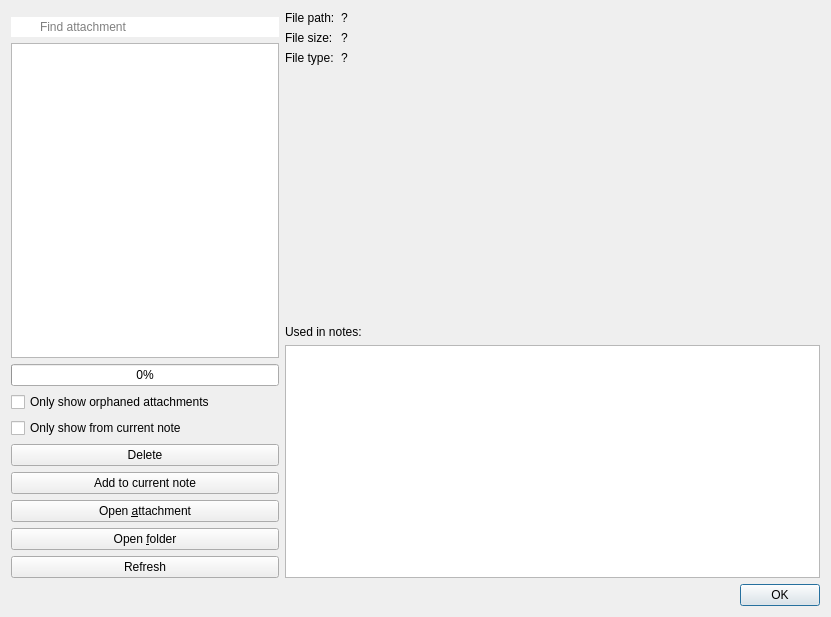
Old version of the form src/dialogs/storedattachmentsdialog.ui in the repository pbek/QOwnNotes.
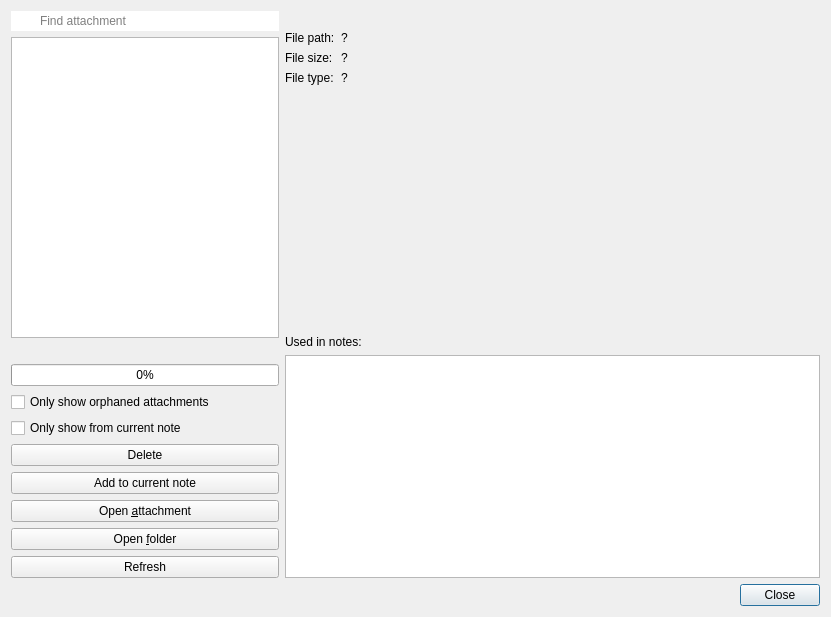
New version of the form. Icons and pictures are not drawn. Custom widgets are drawn as their Qt base class.

Commit message: storedmedia: polish stored images and attachments dialogs

The edit to the form file:
```diff
--- a/src/dialogs/storedattachmentsdialog.ui
+++ b/src/dialogs/storedattachmentsdialog.ui
@@ -41,7 +41,20 @@
       <property name="bottomMargin">
        <number>0</number>
       </property>
-      <item row="4" column="1" colspan="2">
+      <item row="0" column="1" colspan="2">
+       <widget class="QLabel" name="previewHeaderLabel">
+        <property name="text">
+         <string notr="true"/>
+        </property>
+        <property name="textFormat">
+         <enum>Qt::TextFormat::PlainText</enum>
+        </property>
+        <property name="textInteractionFlags">
+         <set>Qt::TextInteractionFlag::TextSelectableByMouse</set>
+        </property>
+       </widget>
+      </item>
+      <item row="5" column="1" colspan="2">
        <widget class="QFrame" name="notesFrame">
         <property name="frameShape">
          <enum>QFrame::Shape::NoFrame</enum>
@@ -96,14 +109,14 @@
         </layout>
        </widget>
       </item>
-      <item row="1" column="1">
+      <item row="2" column="1">
        <widget class="QLabel" name="label_2">
         <property name="text">
          <string>File size:</string>
         </property>
        </widget>
       </item>
-      <item row="2" column="2">
+      <item row="3" column="2">
        <widget class="QLabel" name="typeLabel">
         <property name="text">
          <string notr="true">?</string>
@@ -113,7 +126,7 @@
         </property>
        </widget>
       </item>
-      <item row="1" column="2">
+      <item row="2" column="2">
        <widget class="QLabel" name="sizeLabel">
         <property name="text">
          <string notr="true">?</string>
@@ -123,7 +136,7 @@
         </property>
        </widget>
       </item>
-      <item row="0" column="2">
+      <item row="1" column="2">
        <widget class="QScrollArea" name="scrollArea">
         <property name="sizePolicy">
          <sizepolicy hsizetype="Ignored" vsizetype="Ignored">
@@ -188,14 +201,14 @@
         </widget>
        </widget>
       </item>
-      <item row="2" column="1">
+      <item row="3" column="1">
        <widget class="QLabel" name="label_4">
         <property name="text">
          <string>File type:</string>
         </property>
        </widget>
       </item>
-      <item row="0" column="1">
+      <item row="1" column="1">
        <widget class="QLabel" name="label_3">
         <property name="sizePolicy">
          <sizepolicy hsizetype="Fixed" vsizetype="Preferred">
@@ -208,7 +221,7 @@
         </property>
        </widget>
       </item>
-      <item row="3" column="1" colspan="2">
+      <item row="4" column="1" colspan="2">
        <spacer name="verticalSpacer">
         <property name="orientation">
          <enum>Qt::Orientation::Vertical</enum>
@@ -230,7 +243,7 @@
       <enum>Qt::Orientation::Horizontal</enum>
      </property>
      <property name="standardButtons">
-      <set>QDialogButtonBox::StandardButton::Ok</set>
+      <set>QDialogButtonBox::StandardButton::Close</set>
      </property>
     </widget>
    </item>
@@ -261,7 +274,7 @@
       <property name="bottomMargin">
        <number>0</number>
       </property>
-      <item row="1" column="0">
+      <item row="0" column="0">
        <widget class="LineEdit" name="searchLineEdit">
         <property name="styleSheet">
          <string notr="true">QLineEdit {
@@ -353,13 +366,10 @@
         </property>
        </widget>
       </item>
-      <item row="0" column="0">
-       <widget class="QFrame" name="frame_2">
-        <property name="frameShape">
-         <enum>QFrame::Shape::StyledPanel</enum>
-        </property>
-        <property name="frameShadow">
-         <enum>QFrame::Shadow::Raised</enum>
+      <item row="2" column="0">
+       <widget class="QLabel" name="fileCountLabel">
+        <property name="text">
+         <string notr="true"/>
         </property>
        </widget>
       </item>
@@ -373,7 +383,7 @@
         </property>
        </widget>
       </item>
-      <item row="2" column="0">
+      <item row="1" column="0">
        <widget class="QTreeWidget" name="fileTreeWidget">
         <property name="contextMenuPolicy">
          <enum>Qt::ContextMenuPolicy::CustomContextMenu</enum>
@@ -384,6 +394,9 @@
         <property name="selectionMode">
          <enum>QAbstractItemView::SelectionMode::ExtendedSelection</enum>
         </property>
+        <property name="alternatingRowColors">
+         <bool>true</bool>
+        </property>
         <property name="rootIsDecorated">
          <bool>false</bool>
         </property>
```
Left out of the diff: 2 changed lines with no effect on the pictures. The commit also changes 6 other files.
